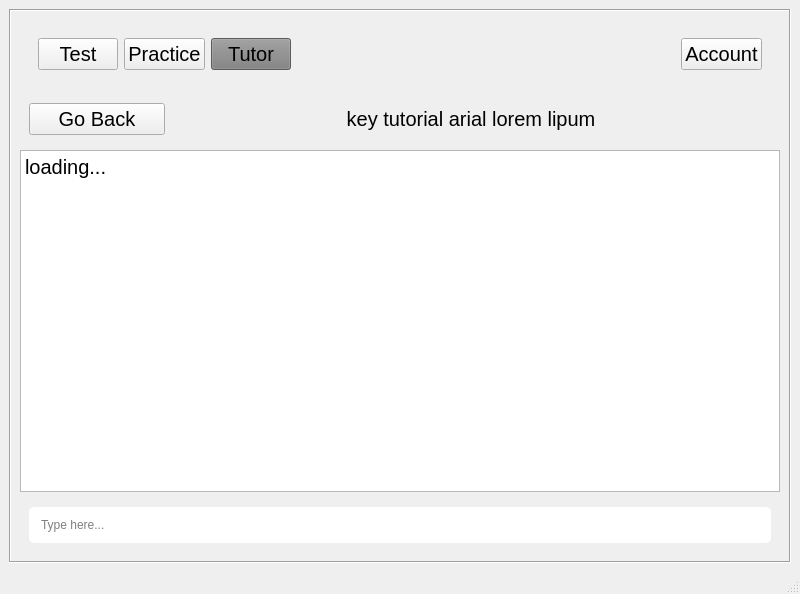
Above: key_tutor.ui from Prakash5209/typing_tutor before the change. Below: the same form after it.
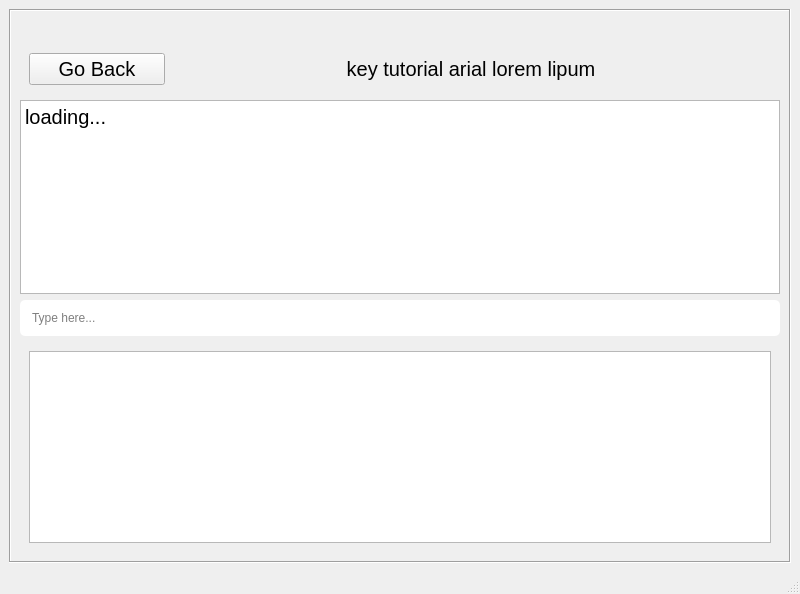
That is the form after the change.

Commit message: key tutorial ui updated

```diff
--- a/key_tutor.ui
+++ b/key_tutor.ui
@@ -38,29 +38,6 @@
         </rect>
        </property>
        <layout class="QGridLayout" name="gridLayout_5">
-        <item row="3" column="0">
-         <widget class="QFrame" name="frame_4">
-          <property name="frameShape">
-           <enum>QFrame::NoFrame</enum>
-          </property>
-          <property name="frameShadow">
-           <enum>QFrame::Plain</enum>
-          </property>
-          <layout class="QGridLayout" name="gridLayout_2">
-           <item row="0" column="0">
-            <widget class="QLineEdit" name="lineEdit">
-             <property name="styleSheet">
-              <string notr="true">padding:10px;
-border-radius:5px;</string>
-             </property>
-             <property name="placeholderText">
-              <string>Type here...</string>
-             </property>
-            </widget>
-           </item>
-          </layout>
-         </widget>
-        </item>
         <item row="0" column="0">
          <widget class="QFrame" name="frame_3">
           <property name="frameShape">
@@ -69,118 +46,10 @@
           <property name="frameShadow">
            <enum>QFrame::Plain</enum>
           </property>
-          <layout class="QGridLayout" name="gridLayout_4">
-           <item row="0" column="0">
-            <widget class="QFrame" name="frame">
-             <property name="sizePolicy">
-              <sizepolicy hsizetype="Preferred" vsizetype="Preferred">
-               <horstretch>0</horstretch>
-               <verstretch>0</verstretch>
-              </sizepolicy>
-             </property>
-             <property name="font">
-              <font>
-               <pointsize>15</pointsize>
-              </font>
-             </property>
-             <property name="styleSheet">
-              <string notr="true"/>
-             </property>
-             <property name="frameShape">
-              <enum>QFrame::NoFrame</enum>
-             </property>
-             <property name="frameShadow">
-              <enum>QFrame::Plain</enum>
-             </property>
-             <layout class="QHBoxLayout" name="horizontalLayout">
-              <item>
-               <widget class="QPushButton" name="test_button">
-                <property name="font">
-                 <font>
-                  <pointsize>15</pointsize>
-                 </font>
-                </property>
-                <property name="styleSheet">
-                 <string notr="true"/>
-                </property>
-                <property name="text">
-                 <string>Test</string>
-                </property>
-                <property name="checkable">
-                 <bool>false</bool>
-                </property>
-               </widget>
-              </item>
-              <item>
-               <widget class="QPushButton" name="practice_screen">
-                <property name="font">
-                 <font>
-                  <pointsize>15</pointsize>
-                 </font>
-                </property>
-                <property name="styleSheet">
-                 <string notr="true"/>
-                </property>
-                <property name="text">
-                 <string>Practice</string>
-                </property>
-               </widget>
-              </item>
-              <item>
-               <widget class="QPushButton" name="pushButton_3">
-                <property name="font">
-                 <font>
-                  <pointsize>15</pointsize>
-                 </font>
-                </property>
-                <property name="styleSheet">
-                 <string notr="true">background-color:#7f7f7f;</string>
-                </property>
-                <property name="text">
-                 <string>Tutor</string>
-                </property>
-               </widget>
-              </item>
-              <item>
-               <spacer name="horizontalSpacer">
-                <property name="font">
-                 <font>
-                  <pointsize>15</pointsize>
-                 </font>
-                </property>
-                <property name="orientation">
-                 <enum>Qt::Horizontal</enum>
-                </property>
-                <property name="sizeHint" stdset="0">
-                 <size>
-                  <width>40</width>
-                  <height>20</height>
-                 </size>
-                </property>
-               </spacer>
-              </item>
-              <item>
-               <widget class="QPushButton" name="account_btn">
-                <property name="font">
-                 <font>
-                  <pointsize>15</pointsize>
-                 </font>
-                </property>
-                <property name="styleSheet">
-                 <string notr="true"/>
-                </property>
-                <property name="text">
-                 <string>Account</string>
-                </property>
-               </widget>
-              </item>
-             </layout>
-            </widget>
-           </item>
-          </layout>
+          <layout class="QGridLayout" name="gridLayout_4"/>
          </widget>
         </item>
-        <item row="1" column="0">
+        <item row="1" column="0" colspan="2">
          <widget class="QFrame" name="frame_2">
           <property name="frameShape">
            <enum>QFrame::NoFrame</enum>
@@ -215,7 +84,7 @@
           </layout>
          </widget>
         </item>
-        <item row="2" column="0">
+        <item row="2" column="0" colspan="2">
          <widget class="QTextBrowser" name="textBrowser">
           <property name="html">
            <string>&lt;!DOCTYPE HTML PUBLIC &quot;-//W3C//DTD HTML 4.0//EN&quot; &quot;http://www.w3.org/TR/REC-html40/strict.dtd&quot;&gt;
@@ -226,6 +95,32 @@
           </property>
          </widget>
         </item>
+        <item row="4" column="0" colspan="2">
+         <widget class="QFrame" name="frame">
+          <property name="frameShape">
+           <enum>QFrame::NoFrame</enum>
+          </property>
+          <property name="frameShadow">
+           <enum>QFrame::Plain</enum>
+          </property>
+          <layout class="QGridLayout" name="gridLayout_2">
+           <item row="0" column="0">
+            <widget class="QTextBrowser" name="textBrowser_2"/>
+           </item>
+          </layout>
+         </widget>
+        </item>
+        <item row="3" column="0" colspan="2">
+         <widget class="QLineEdit" name="lineEdit">
+          <property name="styleSheet">
+           <string notr="true">padding:10px;
+border-radius:5px;</string>
+          </property>
+          <property name="placeholderText">
+           <string>Type here...</string>
+          </property>
+         </widget>
+        </item>
        </layout>
       </widget>
      </widget>
```
